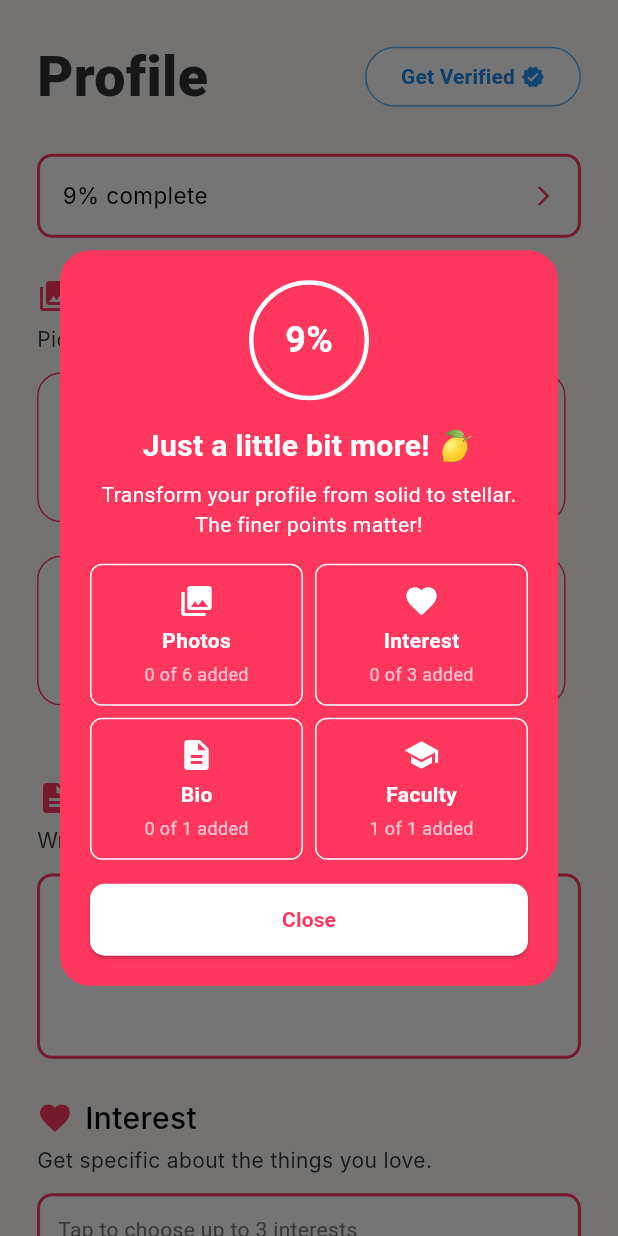
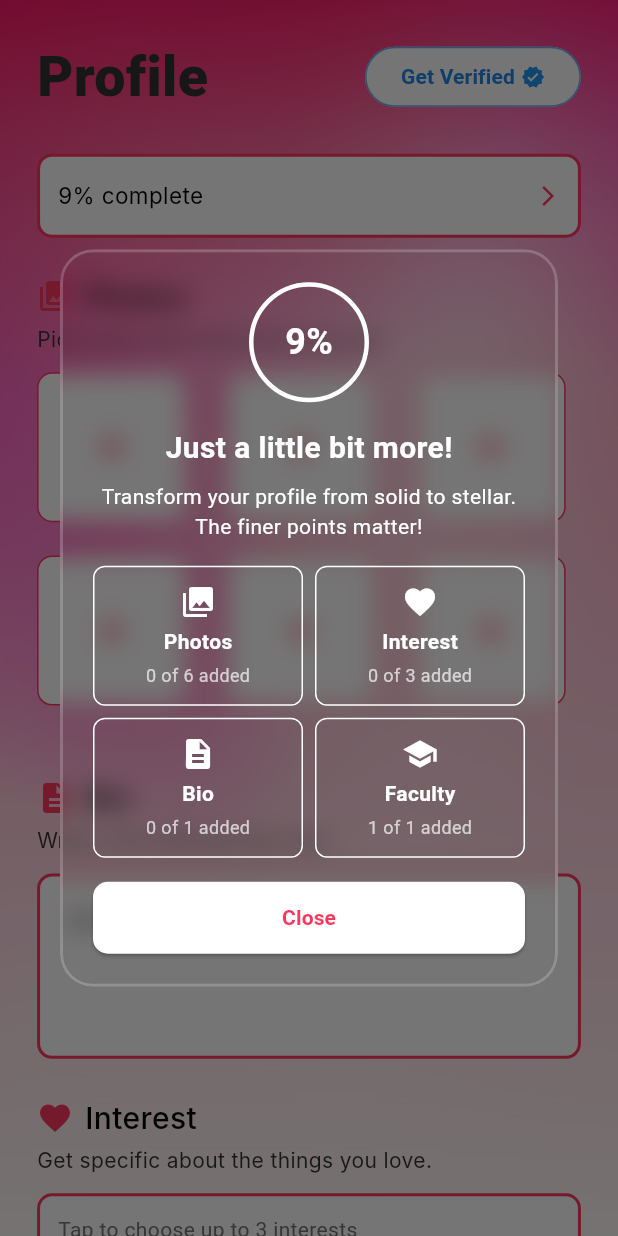
Before and after one commit to CatchU-DatingApp/CatchU-frontend, a Flutter app: the ProfilePage screen opened directly, after a tap on an icon or button, on a phone screen of 412 x 824 dp. Run offline on Flutter 3.47's test engine with Material 3 defaults, Android fonts, the phone set to English and light mode, and no system bars; our stand-ins replace camera, cloud_firestore, firebase_auth, firebase_core, firebase_storage, flutter_keyboard_visibility and 6 more; accounts and stored records are empty; Roboto replaces fonts that are missing (Inter, Nunito).

Commit message:
Update UI match.dart + profile.dart

```diff
--- a/lib/profile/profile.dart
+++ b/lib/profile/profile.dart
@@ -396,7 +396,7 @@ class _ProfilePageState extends State<ProfilePage> {
                     ? ShapeDecoration(
                       image: DecorationImage(image: image, fit: BoxFit.cover),
                       shape: RoundedRectangleBorder(
-                        borderRadius: BorderRadius.circular(16),
+                        borderRadius: BorderRadius.circular(10),
                       ),
                     )
                     : ShapeDecoration(
@@ -406,7 +406,7 @@ class _ProfilePageState extends State<ProfilePage> {
                           width: 1,
                           color: const Color(0xFFFF375F),
                         ),
-                        borderRadius: BorderRadius.circular(16),
+                        borderRadius: BorderRadius.circular(10),
                       ),
                     ),
             child:
@@ -455,7 +455,7 @@ class _ProfilePageState extends State<ProfilePage> {
                   color: Colors.black.withOpacity(0.5),
                   shape: BoxShape.circle,
                 ),
-                padding: EdgeInsets.all(4),
+                padding: EdgeInsets.all(12),
                 child: Icon(Icons.close, size: 16, color: Colors.white),
               ),
             ),
@@ -474,7 +474,7 @@ class _ProfilePageState extends State<ProfilePage> {
       margin: EdgeInsets.only(bottom: 12),
       decoration: BoxDecoration(
         color: Colors.white,
-        borderRadius: BorderRadius.circular(8),
+        borderRadius: BorderRadius.circular(10),
         border: Border.all(color: const Color(0xFFFF375F), width: 1),
       ),
       child: Row(
@@ -494,7 +494,7 @@ class _ProfilePageState extends State<ProfilePage> {
                 border: InputBorder.none,
                 enabledBorder: InputBorder.none,
                 focusedBorder: InputBorder.none,
-                contentPadding: EdgeInsets.symmetric(vertical: 15),
+                contentPadding: EdgeInsets.symmetric(vertical: 12),
               ),
               onChanged: (value) async {
                 try {
@@ -580,11 +580,16 @@ class _ProfilePageState extends State<ProfilePage> {
         FocusScope.of(context).unfocus();
       },
       child: Scaffold(
-        backgroundColor: const Color(0xFFFDFAF6),
-        body: SafeArea(
-          child:
-              _isLoading
-                  ? Center(
+        body: Container(
+          decoration: BoxDecoration(
+            image: DecorationImage(
+              image: AssetImage('assets/images/backgroundHomepageCatchU.png'),
+              fit: BoxFit.cover,
+            ),
+          ),
+          child: SafeArea(
+            child: _isLoading
+                ? Center(
                     child: Column(
                       mainAxisAlignment: MainAxisAlignment.center,
                       children: [
@@ -602,7 +607,7 @@ class _ProfilePageState extends State<ProfilePage> {
                       ],
                     ),
                   )
-                  : RefreshIndicator(
+                : RefreshIndicator(
                     onRefresh: _loadUserProfile,
                     color: const Color(0xFFFF375F),
                     child: SingleChildScrollView(
@@ -686,7 +691,7 @@ class _ProfilePageState extends State<ProfilePage> {
                                   ),
                                 ),
                                 child: Padding(
-                                  padding: EdgeInsets.symmetric(horizontal: 15),
+                                  padding: EdgeInsets.symmetric(horizontal: 12),
                                   child: Row(
                                     mainAxisAlignment:
                                         MainAxisAlignment.spaceBetween,
@@ -864,7 +869,7 @@ class _ProfilePageState extends State<ProfilePage> {
                                                     color: Colors.pink[300],
                                                     borderRadius:
                                                         BorderRadius.circular(
-                                                          20,
+                                                          10,
                                                         ),
                                                   ),
                                                   child: Row(
@@ -930,7 +935,7 @@ class _ProfilePageState extends State<ProfilePage> {
                                           decoration: BoxDecoration(
                                             color: Colors.pink[300],
                                             borderRadius: BorderRadius.circular(
-                                              20,
+                                              10,
                                             ),
                                           ),
                                           child: Text(
@@ -1025,6 +1030,7 @@ class _ProfilePageState extends State<ProfilePage> {
                       ),
                     ),
                   ),
+          ),
         ),
       ),
     );
--- a/lib/profile/profile_completion_popup.dart
+++ b/lib/profile/profile_completion_popup.dart
@@ -1,4 +1,5 @@
 import 'package:flutter/material.dart';
+import 'dart:ui';
 
 class ProfileCompletionPopup extends StatefulWidget {
   final ValueNotifier<double> profileCompletionNotifier;
@@ -31,12 +32,20 @@ class _ProfileCompletionPopupState extends State<ProfileCompletionPopup> {
                   // Ensure any focus is removed when tapping on the dialog
                   FocusScope.of(context).unfocus();
                 },
+                child: ClipRRect(
+                  borderRadius: BorderRadius.circular(22),
+                  child: BackdropFilter(
+                    filter: ImageFilter.blur(sigmaX: 8, sigmaY: 8),
                     child: Container(
                       width: MediaQuery.of(context).size.width * 0.9,
                       padding: const EdgeInsets.all(20),
                       decoration: BoxDecoration(
-                    color: const Color(0xFFFF375F),
-                    borderRadius: BorderRadius.circular(20),
+                        // color: const Color(0xFFFF375F).withOpacity(0.7),
+                        borderRadius: BorderRadius.circular(22),
+                        border: Border.all(
+                          color: Colors.white.withOpacity(0.2),
+                          width: 2,
+                        ),
                       ),
                       child: Column(
                         mainAxisSize: MainAxisSize.min,
@@ -63,7 +72,7 @@ class _ProfileCompletionPopupState extends State<ProfileCompletionPopup> {
                           const SizedBox(height: 16),
                           // Motivational text
                           const Text(
-                        'Just a little bit more! 🍋',
+                            'Just a little bit more!',
                             style: TextStyle(
                               color: Colors.white,
                               fontSize: 20,
@@ -151,6 +160,8 @@ class _ProfileCompletionPopupState extends State<ProfileCompletionPopup> {
                         ],
                       ),
                     ),
+                  ),
+                ),
               );
             },
           );
```
Also changed, not shown: lib/home/match.dart (+8 -8 lines). Lines whose indentation alone changed are shown as unchanged.
